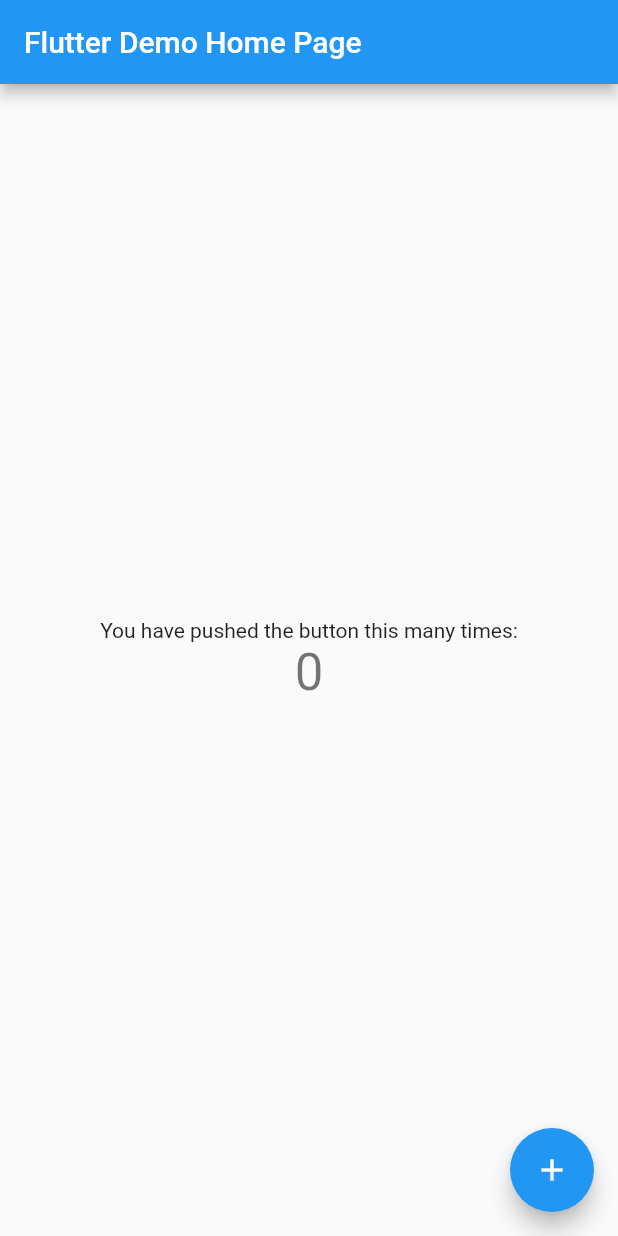
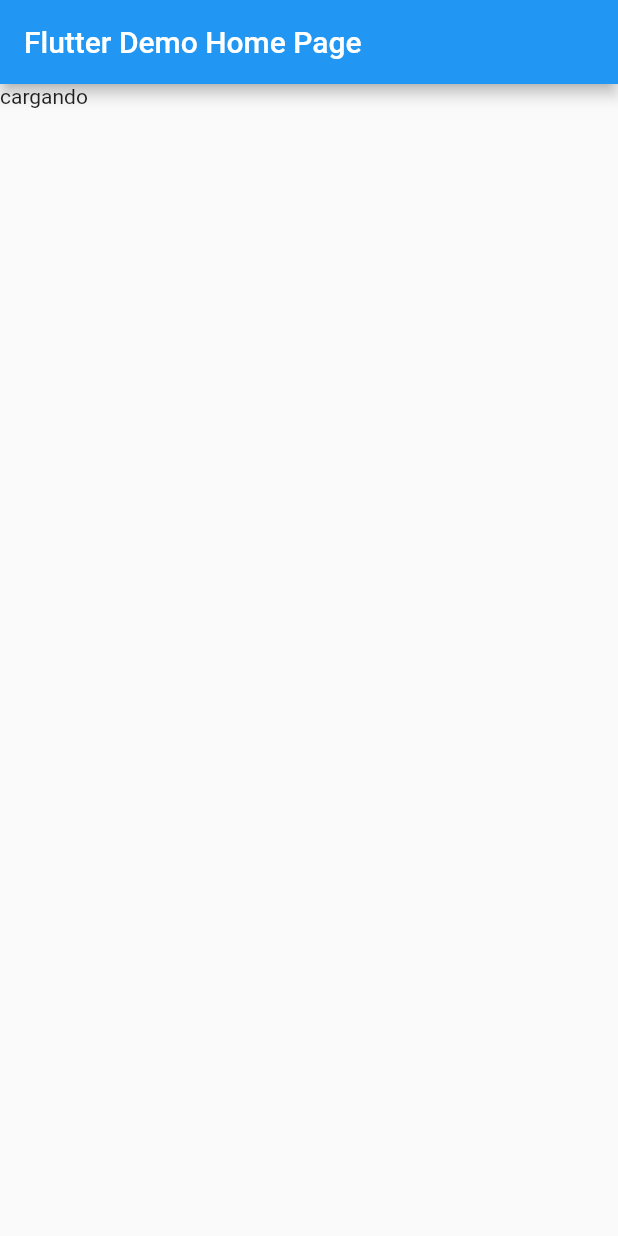
Before and after one commit to RobertoBoz/object_box, a Flutter app: the screen it shows after launch, on a phone screen of 412 x 824 dp. Run offline on Flutter 3.47's test engine with Material 2 defaults, Android fonts, the phone set to English and light mode, and no system bars; our stand-ins replace dio, objectbox; generated files the repository leaves out were written again.

```diff
--- a/lib/data/pokeapi.dart
+++ b/lib/data/pokeapi.dart
@@ -8,6 +8,8 @@ class PokeApi {
       final list = await DioSingleton.dio.get('pokemon?limit=100000&offset=0');
       int i = 0;
       for (final result in list.data['results']){
+
+
 
         final pokemon = await DioSingleton.dio.get(result[i]['url']);
 
--- a/lib/main.dart
+++ b/lib/main.dart
@@ -1,10 +1,12 @@
 import 'package:flutter/material.dart';
+import 'package:object_box/data/objectbox.g.dart';
 import 'package:object_box/utils/dio_singleton.dart';
 
+//late ObjectBox objectbox;
 
 Future<void> main() async {
   WidgetsFlutterBinding.ensureInitialized();
-
+    //objectbox = await ObjectBox.create();
 
  DioSingleton.createDio();
   runApp(const MyApp());
@@ -39,14 +41,23 @@ class MyHomePage extends StatefulWidget {
 }
 
 class _MyHomePageState extends State<MyHomePage> {
-  int _counter = 0;
 
-  void _incrementCounter() {
-    setState(() {
+  late Store _store;
 
-      _counter++;
-    });
+  @override
+  void initState() async {
+
+
+    super.initState();
   }
+
+
+  @override
+  void dispose() {
+    _store.close();
+    super.dispose();
+  }
+
 
   @override
   Widget build(BuildContext context) {
@@ -56,27 +67,7 @@ class _MyHomePageState extends State<MyHomePage> {
 
         title: Text(widget.title),
       ),
-      body: Center(
-
-        child: Column(
-
-          mainAxisAlignment: MainAxisAlignment.center,
-          children: <Widget>[
-            const Text(
-              'You have pushed the button this many times:',
-            ),
-            Text(
-              '$_counter',
-              style: Theme.of(context).textTheme.headline4,
-            ),
-          ],
-        ),
-      ),
-      floatingActionButton: FloatingActionButton(
-        onPressed: _incrementCounter,
-        tooltip: 'Increment',
-        child: const Icon(Icons.add),
-      ),
+      body: const Text('cargando')
     );
   }
 }
```
Also changed, not shown: lib/data/model/pokemon.dart (+7 -1 lines), lib/data/model/spritns.dart (added, +60 -0 lines), lib/data/objectbox-model.json (+55 -13 lines), lib/utils/object_box_singleton.dart (added, +32 -0 lines), pubspec.yaml (+4 -3 lines), lib/data/objectbox.g.dart, pubspec.lock, 1 other file.
